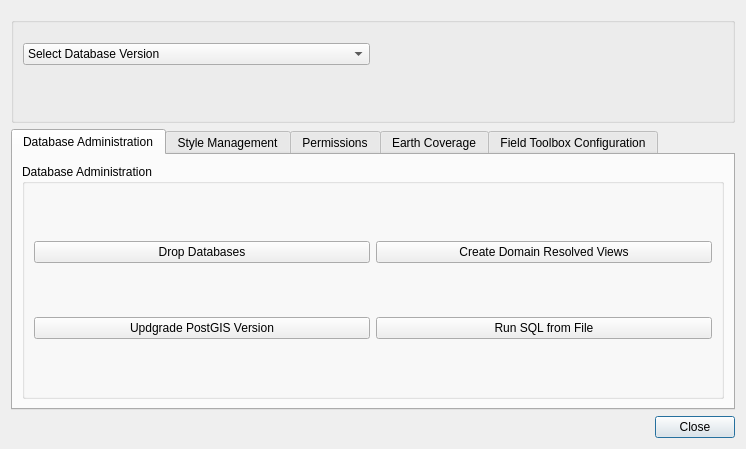
Above: ServerTools/batchDbManager.ui from dsgoficial/DsgTools before the change. Below: the same form after it.
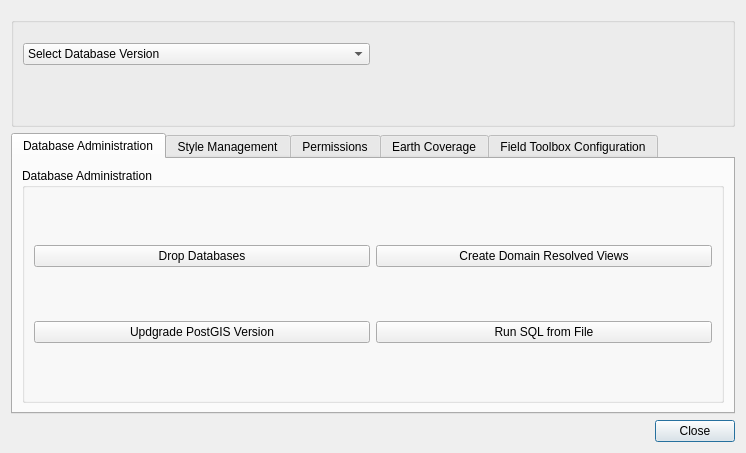
That is the form after the change. Custom widgets are drawn as their Qt base class.

```diff
--- a/ServerTools/batchDbManager.ui
+++ b/ServerTools/batchDbManager.ui
@@ -7,7 +7,7 @@
     <x>0</x>
     <y>0</y>
     <width>746</width>
-    <height>449</height>
+    <height>453</height>
    </rect>
   </property>
   <property name="sizePolicy">
```
Left out of the diff: 10 changed lines with no effect on the pictures.
